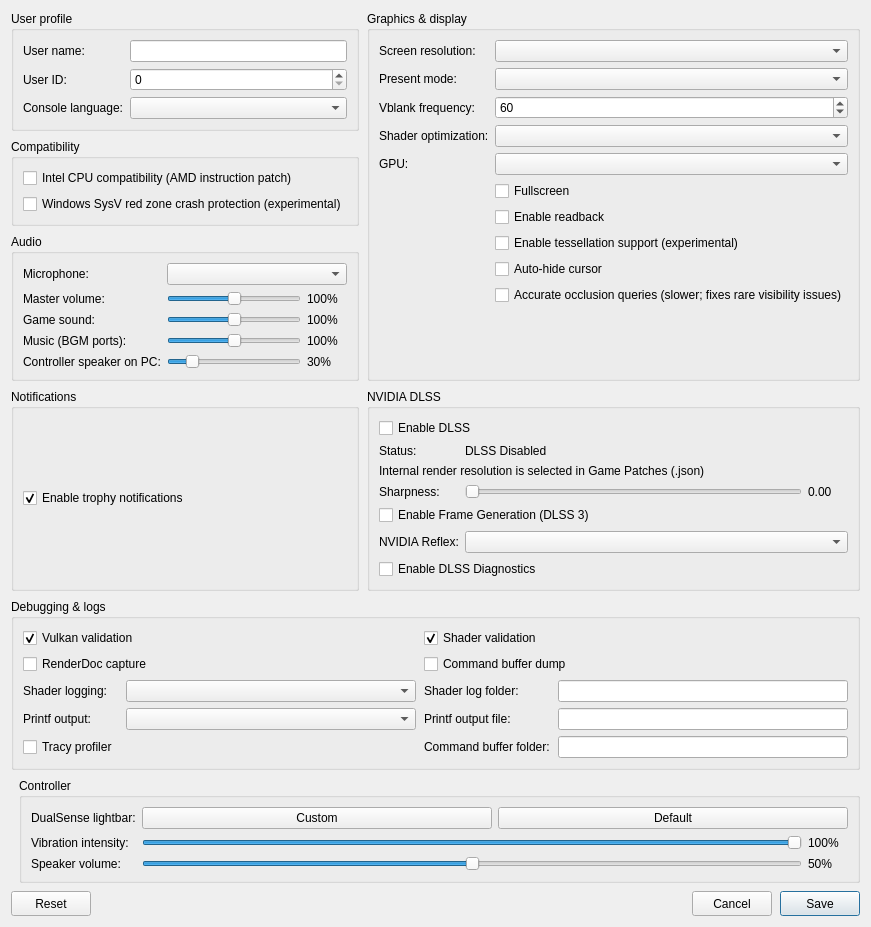
Above: src/launcher/forms/configuration_edit_dialog.ui from iska0702/DLSSKytyPS5 before the change. Below: the same form after it.
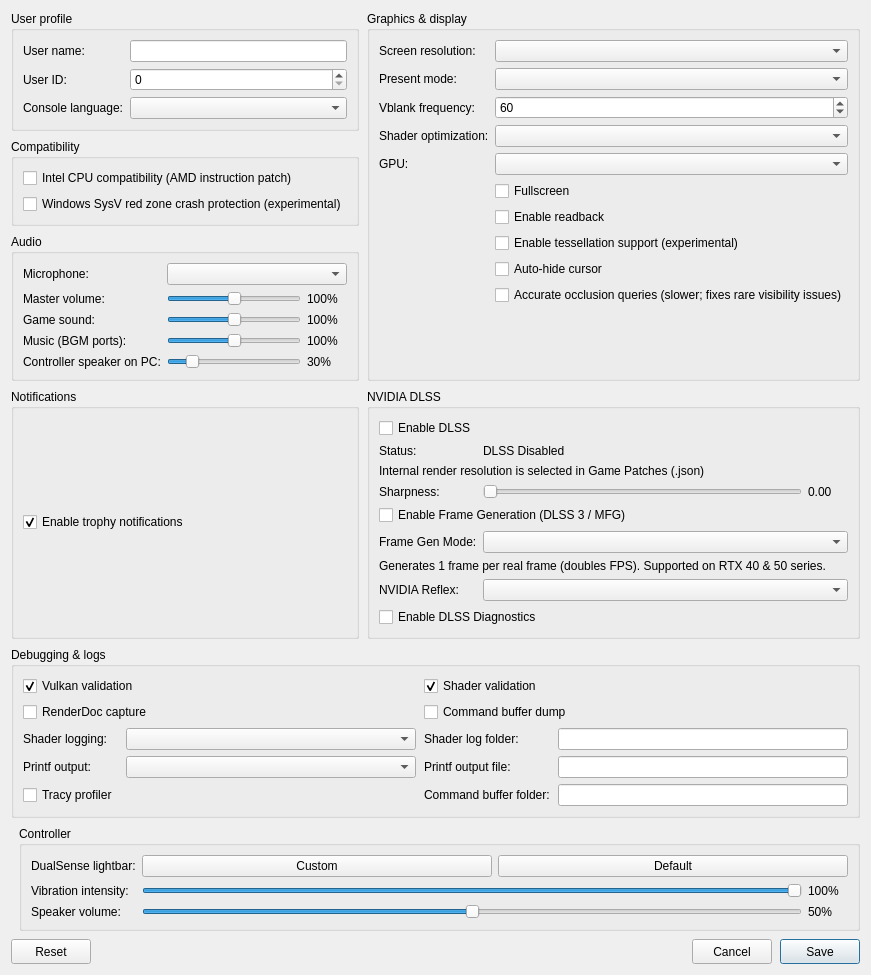
That is the form after the change. Custom widgets are drawn as their Qt base class.

Commit message: feat(dlss): restore Multi-Frame Generation (MFG 2x/3x/4x/dynamic) options in launcher GUI

What changed in the file:
```diff
--- a/src/launcher/forms/configuration_edit_dialog.ui
+++ b/src/launcher/forms/configuration_edit_dialog.ui
@@ -389,25 +389,49 @@
             <string>Generate intermediate frames directly on GPU Tensor Cores to double frame rate (DLSS 3 Frame Generation, requires RTX 40 or 50 series)</string>
            </property>
            <property name="text">
-            <string>Enable Frame Generation (DLSS 3)</string>
+            <string>Enable Frame Generation (DLSS 3 / MFG)</string>
            </property>
           </widget>
          </item>
          <item row="5" column="0">
+          <widget class="QLabel" name="label_dlss_fg_mode">
+           <property name="text">
+            <string>Frame Gen Mode:</string>
+           </property>
+          </widget>
+         </item>
+         <item row="5" column="1">
+          <widget class="QComboBox" name="comboBox_dlss_fg_mode">
+           <property name="toolTip">
+            <string>Select Frame Generation multiplier (2x for RTX 40/50, 3x / 4x / Dynamic for RTX 50 Blackwell)</string>
+           </property>
+          </widget>
+         </item>
+         <item row="6" column="0" colspan="2">
+          <widget class="QLabel" name="label_dlss_fg_desc">
+           <property name="text">
+            <string>Generates 1 frame per real frame (doubles FPS). Supported on RTX 40 &amp; 50 series.</string>
+           </property>
+           <property name="wordWrap">
+            <bool>true</bool>
+           </property>
+          </widget>
+         </item>
+         <item row="7" column="0">
           <widget class="QLabel" name="label_reflex_mode">
            <property name="text">
             <string>NVIDIA Reflex:</string>
            </property>
           </widget>
          </item>
-         <item row="5" column="1">
+         <item row="7" column="1">
           <widget class="QComboBox" name="comboBox_reflex_mode">
            <property name="toolTip">
             <string>Reduces system latency and optimizes frame delivery. Automatically engaged when Frame Generation is active.</string>
            </property>
           </widget>
          </item>
-         <item row="6" column="0" colspan="2">
+         <item row="8" column="0" colspan="2">
          <widget class="QCheckBox" name="checkBox_dlss_diagnostics">
           <property name="toolTip">
            <string>Enable verbose DLSS &amp; Streamline log messages</string>
```
Left out of the diff: 2 changed lines with no effect on the pictures. The commit also changes 1 other file.
